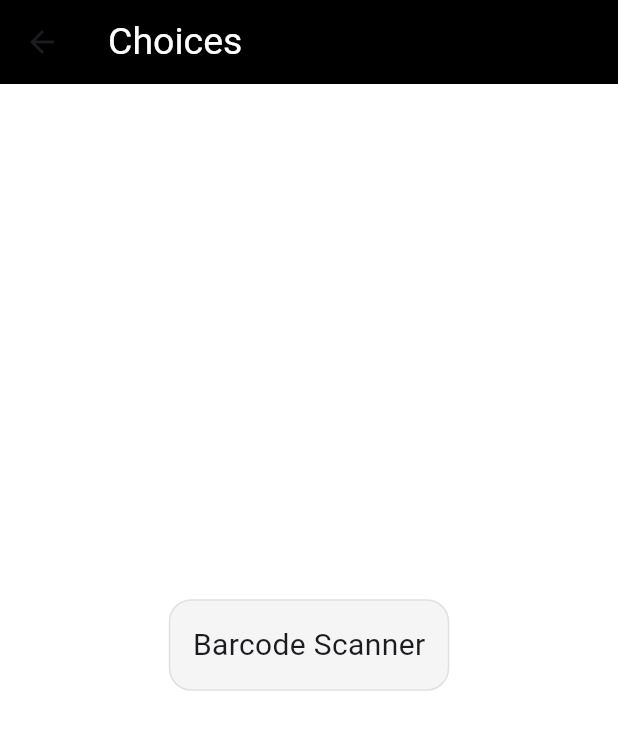
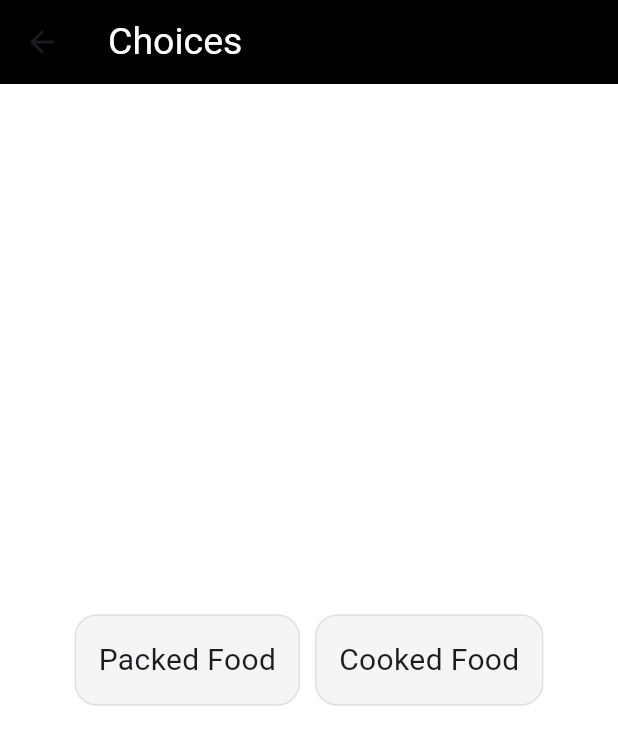
Before and after one commit to jahez07/kwye, a Flutter app: the ChoicesScreen screen opened directly, on a phone screen of 412 x 824 dp. Shown: the top 745 px of the screen. Run offline on Flutter 3.47's test engine with Material 3 defaults, Android fonts, the phone set to English and light mode, and no system bars; our stand-ins replace get, google_fonts.

Commit message:
UI update - ChoiceScreen

```diff
--- a/lib/Screens/choices.dart
+++ b/lib/Screens/choices.dart
@@ -15,10 +15,13 @@ class ChoicesScreen extends StatelessWidget {
         ),
       ),
       backgroundColor: Colors.white,
-      body: Column(
+      body: Center(
+        child: Row(
           mainAxisAlignment: MainAxisAlignment.center,
           children: [
-          Container(
+            GestureDetector(
+              onTap: () {},
+              child: Container(
                 padding: const EdgeInsets.all(15),
                 decoration: BoxDecoration(
                   color: Colors.grey.shade100,
@@ -26,15 +29,30 @@ class ChoicesScreen extends StatelessWidget {
                   border: Border.all(width: 1, color: Colors.grey.shade300),
                 ),
                 child: const Text(
-              'Barcode Scanner',
+                  'Packed Food',
                   style: TextStyle(fontSize: 20),
                 ),
               ),
+            ),
             const SizedBox(
-            height: 20,
+              width: 10,
             ),
-          Container(),
+            GestureDetector(
+              child: Container(
+                padding: const EdgeInsets.all(15),
+                decoration: BoxDecoration(
+                  color: Colors.grey.shade100,
+                  borderRadius: BorderRadius.circular(15),
+                  border: Border.all(width: 1, color: Colors.grey.shade300),
+                ),
+                child: const Text(
+                  'Cooked Food',
+                  style: TextStyle(fontSize: 20),
+                ),
+              ),
+            ),
           ],
+        ),
       ),
     );
   }
```
Lines whose indentation alone changed are shown as unchanged.
